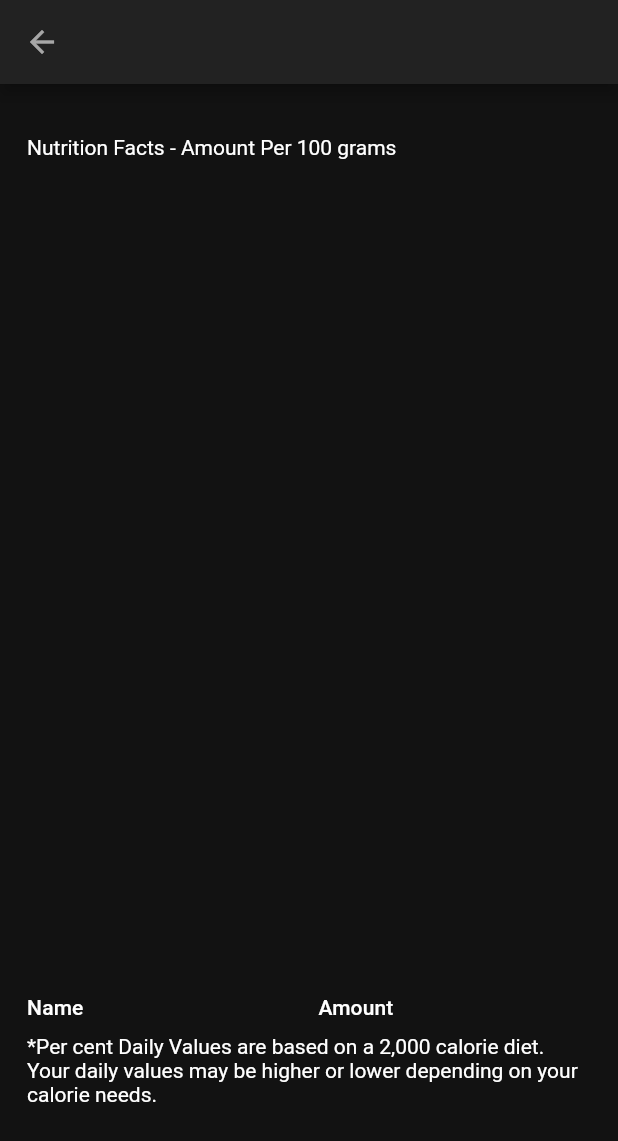
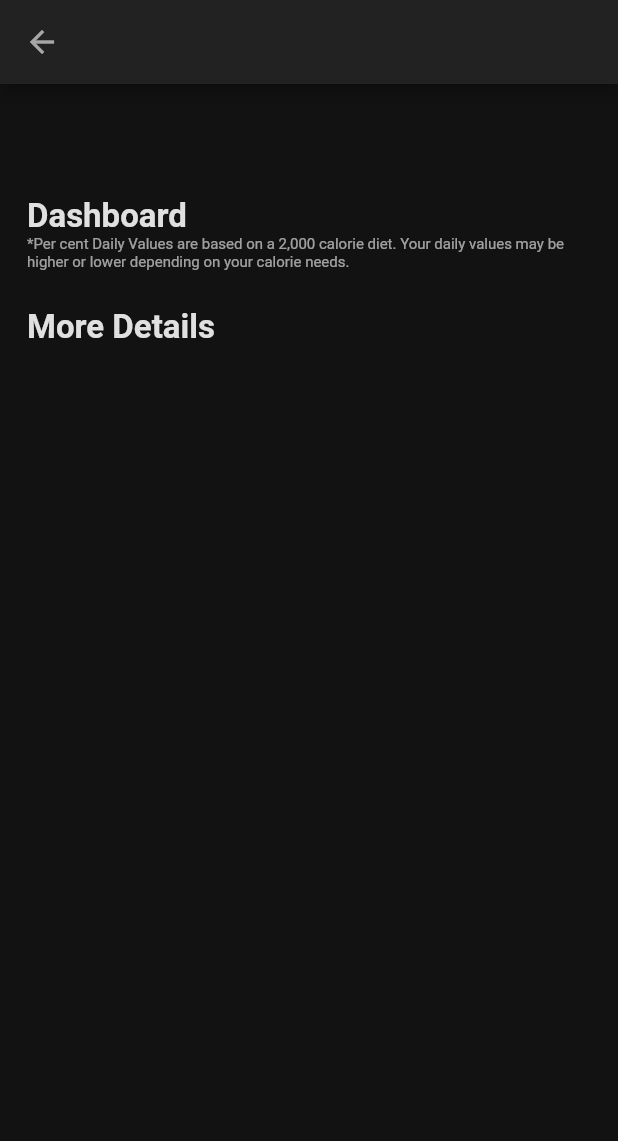
Before and after one commit to ThomHuynh/foodScanner, a Flutter app: the FoodDetailScreen screen opened directly with empty values, on a phone screen of 412 x 824 dp. Shown: the top 1141 px of the screen. Run offline on Flutter 3.47's test engine with Material 2 defaults, Android fonts, the phone set to English and light mode, and no system bars.

Commit message:
implement detailpage for the most part

```diff
--- a/lib/screens/foodDetailsScreen.dart
+++ b/lib/screens/foodDetailsScreen.dart
@@ -2,7 +2,7 @@ import 'package:flutter/material.dart';
 import 'package:collection/collection.dart';
 import 'package:food_scanner/config/config.dart';
 import 'package:food_scanner/model/food.dart';
-import 'package:food_scanner/widgets/nutritionGrid.dart';
+import 'package:food_scanner/widgets/nutritionBar.dart';
 
 class FoodDetailScreen extends StatelessWidget {
   final Food food;
@@ -51,41 +51,49 @@ class FoodDetailScreen extends StatelessWidget {
 
   @override
   Widget build(BuildContext context) {
+    List<String> mainNutrients_1 = [
+      'Energy',
+      'Carbohydrate',
+      'Sugars',
+      'Fiber'
+    ];
+    List<String> mainNutrients_2 = ['Fat', 'Protein', 'Sodium', 'Cholesterol'];
+    List<String> sideNutrients_1 = [
+      'Zinc, Zn',
+      'Calcium, Ca',
+      'Iron, Fe',
+      'Selenium,Se',
+      'Magnesium, Mg',
+      'Potassium, K',
+      'Copper, Cu'
+          'Phosphorus, P',
+      'Manganese, Mn',
+      'Fluoride, F'
+    ];
+
+    List<FoodNutrient> vitamins = findAllNutrients('Vitamin');
+
     List<FoodNutrient> firstRow = [];
+    for (String item in mainNutrients_1) {
+      FoodNutrient nutrient = findNutrient(item);
+      if (nutrient != null) {
+        firstRow.add(nutrient);
+      }
+    }
     List<FoodNutrient> secondRow = [];
-    List<FoodNutrient> vitamins = [];
-
-    FoodNutrient energy = findNutrient('Energy');
-    if (energy != null) {
-      firstRow.add(energy);
+    for (String item in mainNutrients_2) {
+      FoodNutrient nutrient = findNutrient(item);
+      if (nutrient != null) {
+        secondRow.add(nutrient);
       }
-    FoodNutrient carbohydrate = findNutrient('Carbohydrate');
-    if (carbohydrate != null) {
-      firstRow.add(carbohydrate);
     }
-    FoodNutrient sugars = findNutrient('Sugars');
-    if (sugars != null) {
-      firstRow.add(sugars);
+    List<FoodNutrient> thirdRow = [];
+    for (String item in sideNutrients_1) {
+      FoodNutrient nutrient = findNutrient(item);
+      if (nutrient != null) {
+        thirdRow.add(nutrient);
       }
-
-    FoodNutrient fat = findNutrient('Fat');
-    if (fat != null) {
-      secondRow.add(fat);
     }
-    FoodNutrient protein = findNutrient('Protein');
-    if (protein != null) {
-      secondRow.add(protein);
-    }
-    FoodNutrient sodium = findNutrient('Sodium');
-    if (sodium != null) {
-      secondRow.add(sodium);
-    }
-    FoodNutrient cholesterol = findNutrient('Cholesterol');
-    if (cholesterol != null) {
-      secondRow.add(cholesterol);
-    }
-
-    vitamins = findAllNutrients('Vitamin');
 
     return Scaffold(
       appBar: AppBar(
@@ -95,47 +103,69 @@ class FoodDetailScreen extends StatelessWidget {
           style: TextStyle(
             color: Palette.onSurface,
             fontWeight: FontWeight.bold,
-            fontSize: 18,
+            fontSize: 14,
           ),
         ),
         iconTheme: IconThemeData(color: Palette.onSurfaceMedium),
       ),
-      body: Container(
-        margin: EdgeInsets.all(18),
-        child: ListView(
+      body: ListView(
         children: [
-            Align(
-              alignment: Alignment.centerLeft,
-              child: Text.rich(TextSpan(children: <TextSpan>[
-                TextSpan(
-                    text: food.scientificName ?? '',
+          Container(
+            margin: EdgeInsets.only(left: 18, top: 18),
+            child: Text(
+              food.scientificName ?? '',
               style: TextStyle(
                 color: Palette.onSurface,
                 fontWeight: FontWeight.bold,
-                      fontSize: 18,
+                fontSize: 28,
                 fontStyle: FontStyle.italic,
-                    ))
-              ])),
               ),
-            Text('Nutrition Facts - Amount Per 100 grams'),
-            NutritionHorizontalList(firstRow),
-            NutritionHorizontalList(secondRow),
-            NutritionHorizontalList(vitamins),
-            DataTable(
-              columnSpacing: 25,
-              dataRowHeight: 25,
-              headingRowHeight: 35,
-              horizontalMargin: 0,
-              columns: const <DataColumn>[
-                DataColumn(label: Text('Name')),
-                DataColumn(label: Text('Amount')),
+            ),
+          ),
+          Container(
+            margin: EdgeInsets.only(left: 18, top: 24),
+            child: Text(
+              'Dashboard',
+              style: TextStyle(
+                  fontWeight: FontWeight.bold,
+                  color: Palette.onSurface,
+                  fontSize: 22),
+            ),
+          ),
+          if (firstRow.isNotEmpty) MainNutritionHorizontalList(firstRow, true),
+          if (secondRow.isNotEmpty)
+            MainNutritionHorizontalList(secondRow, true),
+          Container(
+            margin: EdgeInsets.symmetric(horizontal: 18),
+            child: Text(
+              '*Per cent Daily Values are based on a 2,000 calorie diet. Your daily values may be higher or lower depending on your calorie needs.',
+              style: TextStyle(color: Palette.onSurfaceMedium, fontSize: 10),
+            ),
+          ),
+          Container(
+            margin: EdgeInsets.only(left: 18, top: 24),
+            child: Text(
+              'More Details',
+              style: TextStyle(
+                  fontWeight: FontWeight.bold,
+                  color: Palette.onSurface,
+                  fontSize: 22),
+            ),
+          ),
+          if (vitamins.isNotEmpty) MainNutritionHorizontalList(vitamins, false),
+          if (thirdRow.isNotEmpty) MainNutritionHorizontalList(thirdRow, false),
+          // DataTable(
+          //   columnSpacing: 25,
+          //   dataRowHeight: 25,
+          //   headingRowHeight: 35,
+          //   horizontalMargin: 0,
+          //   columns: const <DataColumn>[
+          //     DataColumn(label: Text('Name')),
+          //     DataColumn(label: Text('Amount')),
+          //   ],
+          //   rows: mapToDataRow(food.foodNutrients),
+          // ),
         ],
-              rows: mapToDataRow(food.foodNutrients),
-            ),
-            Text(
-                '*Per cent Daily Values are based on a 2,000 calorie diet. Your daily values may be higher or lower depending on your calorie needs.')
-          ],
-        ),
       ),
     );
   }
--- a/lib/widgets/nutritionGrid.dart
+++ /dev/null
@@ -1,47 +0,0 @@
-import 'package:flutter/material.dart';
-import 'package:food_scanner/config/config.dart';
-import 'package:food_scanner/model/food.dart';
-
-class NutritionHorizontalList extends StatelessWidget {
-  final List<FoodNutrient> nutrients;
-
-  NutritionHorizontalList(this.nutrients);
-
-  @override
-  Widget build(BuildContext context) {
-    return Container(
-        margin: EdgeInsets.only(top: 18),
-        height: MediaQuery.of(context).size.height * 0.2,
-        child: ListView(
-          scrollDirection: Axis.horizontal,
-          children: nutrients.map((FoodNutrient nutrient) {
-            return buildFoodNutrientCard(nutrient.name, nutrient.value,
-                nutrient.unitName, Palette.surface);
-          }).toList(),
-        ));
-  }
-
-  Container buildFoodNutrientCard(
-      String title, num value, String unitName, Color color) {
-    return Container(
-      margin: EdgeInsets.all(8.0),
-      padding: EdgeInsets.all(10),
-      decoration: BoxDecoration(
-          color: color, borderRadius: BorderRadius.circular(10.0)),
-      child: Container(
-        width: 150,
-        child: Column(
-          mainAxisAlignment: MainAxisAlignment.spaceBetween,
-          crossAxisAlignment: CrossAxisAlignment.start,
-          children: [
-            Text(title),
-            Text(
-              '$value $unitName',
-              style: TextStyle(fontSize: 16.0, fontWeight: FontWeight.bold),
-            )
-          ],
-        ),
-      ),
-    );
-  }
-}
```
Also changed, not shown: lib/widgets/foodList.dart (+23 -7 lines), lib/widgets/nutritionBar.dart (added, +52 -0 lines). Lines whose indentation alone changed are shown as unchanged.
